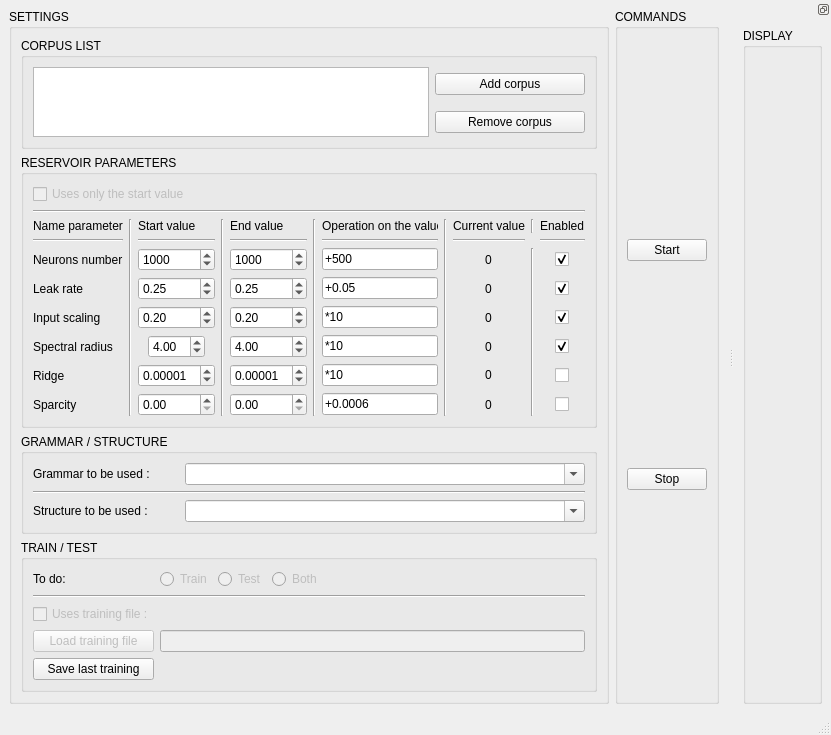
Old version of the form reservoir/form/interfaceReservoir.ui in the repository FlorianLance/neuron-computing-cuda.
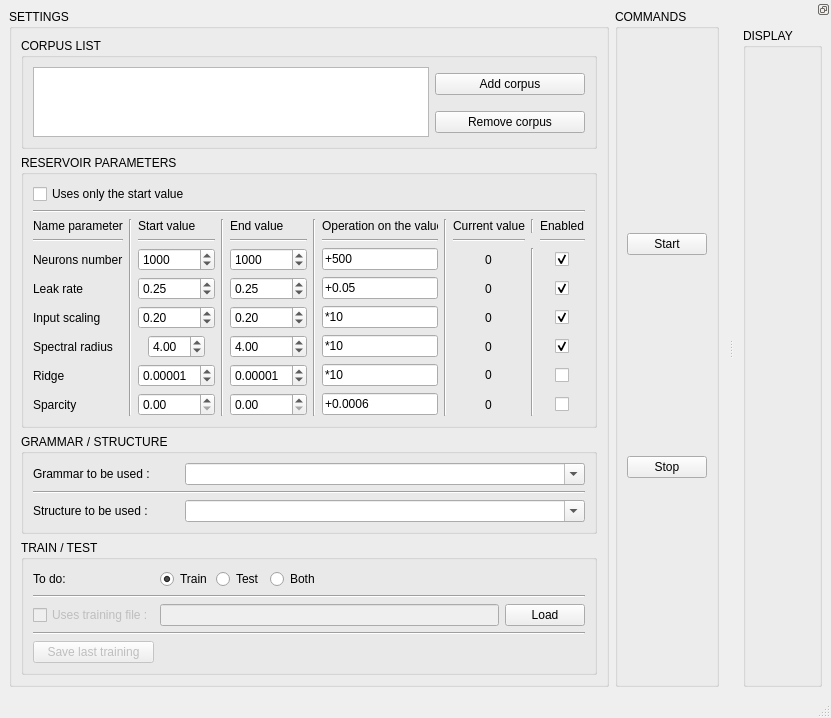
New version of the form.

```diff
--- a/reservoir/form/interfaceReservoir.ui
+++ b/reservoir/form/interfaceReservoir.ui
@@ -6,7 +6,7 @@
    <rect>
     <x>0</x>
     <y>0</y>
-    <width>753</width>
+    <width>760</width>
     <height>694</height>
    </rect>
   </property>
@@ -61,13 +61,27 @@
             <string>TRAIN / TEST</string>
            </property>
            <layout class="QGridLayout" name="gridLayout_7">
-            <item row="0" column="1">
-             <widget class="QRadioButton" name="rbTrain">
+            <item row="1" column="0" colspan="10">
+             <widget class="Line" name="line_14">
+              <property name="orientation">
+               <enum>Qt::Horizontal</enum>
+              </property>
+             </widget>
+            </item>
+            <item row="4" column="0">
+             <widget class="QPushButton" name="pbSaveLastTrainingFile">
               <property name="enabled">
                <bool>false</bool>
               </property>
               <property name="text">
-               <string>Train</string>
+               <string>Save last training</string>
+              </property>
+             </widget>
+            </item>
+            <item row="3" column="0" colspan="10">
+             <widget class="Line" name="line_16">
+              <property name="orientation">
+               <enum>Qt::Horizontal</enum>
               </property>
              </widget>
             </item>
@@ -81,43 +95,6 @@
               </property>
              </widget>
             </item>
-            <item row="3" column="0">
-             <widget class="QPushButton" name="pbLoadTrainingFile">
-              <property name="enabled">
-               <bool>false</bool>
-              </property>
-              <property name="text">
-               <string>Load training file</string>
-              </property>
-             </widget>
-            </item>
-            <item row="3" column="1" colspan="4">
-             <widget class="QLineEdit" name="leCurrentTrainingFile">
-              <property name="enabled">
-               <bool>false</bool>
-              </property>
-             </widget>
-            </item>
-            <item row="1" column="0" colspan="5">
-             <widget class="Line" name="line_14">
-              <property name="orientation">
-               <enum>Qt::Horizontal</enum>
-              </property>
-             </widget>
-            </item>
-            <item row="0" column="4">
-             <spacer name="horizontalSpacer">
-              <property name="orientation">
-               <enum>Qt::Horizontal</enum>
-              </property>
-              <property name="sizeHint" stdset="0">
-               <size>
-                <width>40</width>
-                <height>20</height>
-               </size>
-              </property>
-             </spacer>
-            </item>
             <item row="0" column="0">
              <widget class="QLabel" name="label_12">
               <property name="text">
@@ -125,10 +102,58 @@
               </property>
              </widget>
             </item>
+            <item row="2" column="1" colspan="8">
+             <widget class="QLineEdit" name="leCurrentTrainingFile">
+              <property name="enabled">
+               <bool>false</bool>
+              </property>
+              <property name="minimumSize">
+               <size>
+                <width>300</width>
+                <height>0</height>
+               </size>
+              </property>
+             </widget>
+            </item>
+            <item row="2" column="9">
+             <widget class="QPushButton" name="pbLoadTrainingFile">
+              <property name="enabled">
+               <bool>true</bool>
+              </property>
+              <property name="maximumSize">
+               <size>
+                <width>100</width>
+                <height>16777215</height>
+               </size>
+              </property>
+              <property name="text">
+               <string>Load</string>
+              </property>
+             </widget>
+            </item>
+            <item row="0" column="1">
+             <widget class="QRadioButton" name="rbTrain">
+              <property name="enabled">
+               <bool>true</bool>
+              </property>
+              <property name="maximumSize">
+               <size>
+                <width>50</width>
+                <height>16777215</height>
+               </size>
+              </property>
+              <property name="text">
+               <string>Train</string>
+              </property>
+              <property name="checked">
+               <bool>true</bool>
+              </property>
+             </widget>
+            </item>
             <item row="0" column="2">
              <widget class="QRadioButton" name="rbTest">
               <property name="enabled">
-               <bool>false</bool>
+               <bool>true</bool>
               </property>
               <property name="text">
                <string>Test</string>
@@ -138,22 +163,25 @@
             <item row="0" column="3">
              <widget class="QRadioButton" name="rbBoth">
               <property name="enabled">
-               <bool>false</bool>
+               <bool>true</bool>
               </property>
               <property name="text">
                <string>Both</string>
               </property>
              </widget>
             </item>
-            <item row="4" column="0">
-             <widget class="QPushButton" name="pbSaveLastTrainingFile">
-              <property name="enabled">
-               <bool>true</bool>
+            <item row="0" column="4" colspan="6">
+             <spacer name="horizontalSpacer">
+              <property name="orientation">
+               <enum>Qt::Horizontal</enum>
               </property>
-              <property name="text">
-               <string>Save last training</string>
+              <property name="sizeHint" stdset="0">
+               <size>
+                <width>40</width>
+                <height>20</height>
+               </size>
               </property>
-             </widget>
+             </spacer>
             </item>
            </layout>
           </widget>
@@ -677,9 +705,9 @@
              <widget class="QDoubleSpinBox" name="sbEndSparcity"/>
             </item>
             <item row="0" column="0" colspan="3">
-             <widget class="QCheckBox" name="checkBox">
+             <widget class="QCheckBox" name="cbOnlyStartValue">
               <property name="enabled">
-               <bool>false</bool>
+               <bool>true</bool>
               </property>
               <property name="text">
                <string>Uses only the start value</string>
@@ -758,7 +786,7 @@
     <rect>
      <x>0</x>
      <y>0</y>
-     <width>753</width>
+     <width>760</width>
      <height>21</height>
     </rect>
    </property>
```
